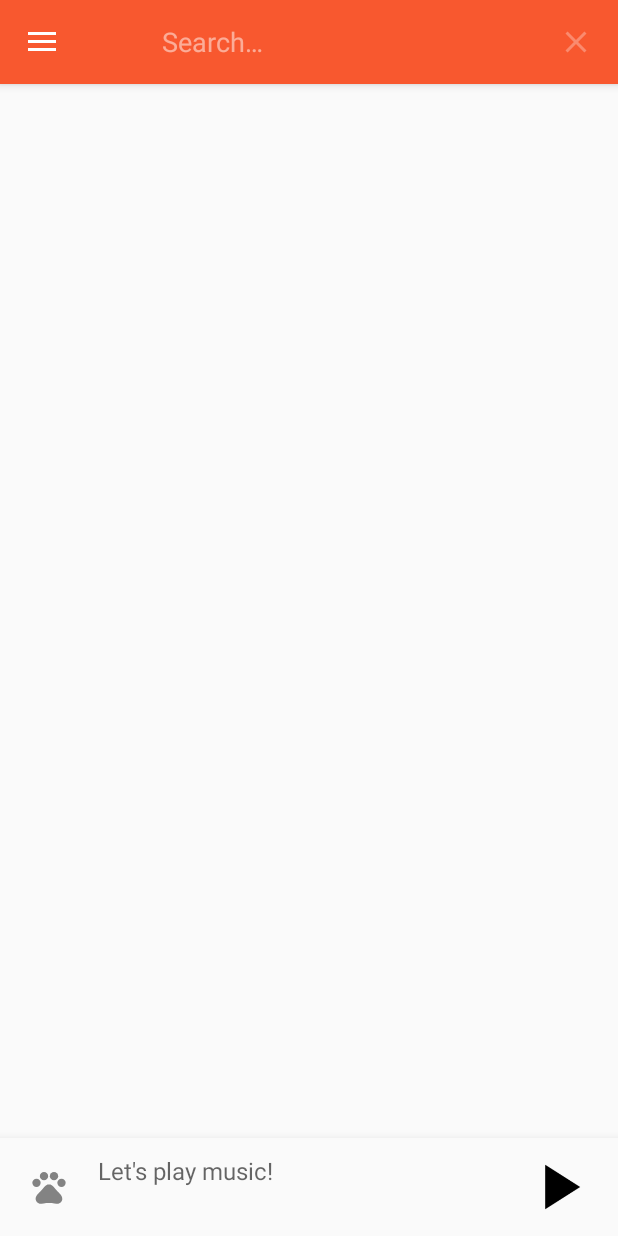
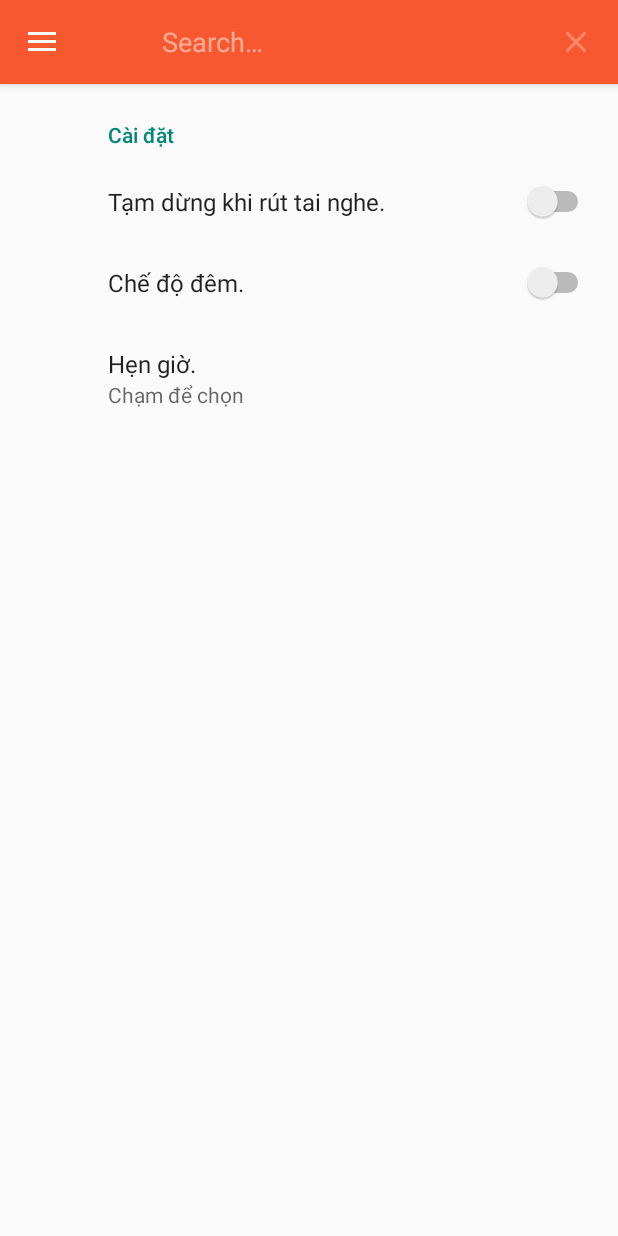
Before and after one commit to trantoan21858/LearningAndroid, an Android app: the screen it shows after launch (ActivityMusic), in the side drawer, after a tap on "Settings", on a phone screen of 412 x 824 dp. Run offline under Robolectric (Android 15) with nearby library versions, the phone set to English and light mode, and no system bars; our stand-ins replace androidx.preference; libraries missing offline, so code that uses them is left out: es.claucookie.miniequalizerlibrary; 5 statements that could not run were skipped.

Commit message:
update 30/10

```diff
--- a/MyMusic/app/build.gradle
+++ b/MyMusic/app/build.gradle
@@ -38,4 +38,5 @@ dependencies {
     implementation 'com.android.support:design:29.0.2'
     implementation 'com.android.support:support-v4:29.0.2'
     implementation 'com.github.claucookie.miniequalizer:library:1.0.0'
+    implementation 'com.android.support:preference-v7:29.0.2-alpha1'
 }
--- a/MyMusic/app/src/main/java/com/example/mymusic/ActivityMusic.java
+++ b/MyMusic/app/src/main/java/com/example/mymusic/ActivityMusic.java
@@ -1,6 +1,7 @@
 package com.example.mymusic;
 
 import androidx.annotation.NonNull;
+import androidx.annotation.Nullable;
 import androidx.annotation.RequiresApi;
 import androidx.appcompat.app.ActionBarDrawerToggle;
 import androidx.appcompat.app.AppCompatActivity;
@@ -24,6 +25,7 @@ import android.database.Cursor;
 import android.os.Build;
 import android.os.Bundle;
 import android.os.IBinder;
+import android.preference.PreferenceFragment;
 import android.provider.MediaStore;
 import android.view.Menu;
 import android.view.MenuInflater;
@@ -35,6 +37,7 @@ import com.example.mymusic.fragment.AllSongsFragment;
 import com.example.mymusic.fragment.BaseSongListFragment;
 import com.example.mymusic.fragment.FavoriteSongsFragment;
 import com.example.mymusic.fragment.MediaPlaybackFragment;
+import com.example.mymusic.fragment.SettingFragment;
 import com.google.android.material.navigation.NavigationView;
 
 import java.util.ArrayList;
@@ -74,11 +77,16 @@ public class ActivityMusic extends AppCompatActivity implements NavigationView.O
         getSupportActionBar().setDisplayHomeAsUpEnabled(true);
         getSupportActionBar().setHomeButtonEnabled(true);
 
+        String[] premission= {
+          Manifest.permission.READ_EXTERNAL_STORAGE
+                ,Manifest.permission.READ_PHONE_STATE
+        };
+
         if(checkReadExternalPermission()){
             creatList();
         } else {
             ActivityCompat.requestPermissions(ActivityMusic.this,
-                    new String[]{Manifest.permission.READ_EXTERNAL_STORAGE},
+                    premission,
                     1);
         }
 
@@ -167,9 +175,8 @@ public class ActivityMusic extends AppCompatActivity implements NavigationView.O
                                     .commit();
                         }
 
-                    } else {
-                        Toast.makeText(this, "Bạn cần cấp quyền cho ứng dụng!", Toast.LENGTH_SHORT).show();
                     }
+
                     return;
                 }
     }
@@ -299,11 +306,34 @@ public class ActivityMusic extends AppCompatActivity implements NavigationView.O
                 mNavigationView.getMenu().getItem(1).setChecked(true);
                 mIsShowFavorite =true;
                 break;
+            case R.id.nav_setting:
+                FragmentTransaction transaction12 = getSupportFragmentManager().beginTransaction();
+                int orientaion = getResources().getConfiguration().orientation;
+                if(orientaion==Configuration.ORIENTATION_PORTRAIT){
+                    transaction12.replace(R.id.activity_music, new SettingFragment()).addToBackStack(null)
+                            .commit();
+                } else {
+                    transaction12.replace(R.id.fram_2, new SettingFragment()).addToBackStack(null)
+                            .commit();
+                }
+                break;
                 default:
                     Toast.makeText(ActivityMusic.this,"Cảm ơn bạn đã nghe nhạc!",Toast.LENGTH_SHORT).show();
         }
         mDrawer.closeDrawer(GravityCompat.START);
         return true;
+    }
+
+    public void openSetting(View view) {
+        FragmentTransaction transaction = getSupportFragmentManager().beginTransaction();
+        int orientaion = getResources().getConfiguration().orientation;
+        if(orientaion==Configuration.ORIENTATION_PORTRAIT){
+            transaction.replace(R.id.activity_music, new SettingFragment()).addToBackStack(null)
+                    .commit();
+        } else {
+            transaction.replace(R.id.fram_2, new SettingFragment()).addToBackStack(null)
+                    .commit();
+        }
     }
 
     public interface IShowActionBar {
@@ -356,8 +386,10 @@ public class ActivityMusic extends AppCompatActivity implements NavigationView.O
                 NAME_CHANNEL,
                 NotificationManager.IMPORTANCE_DEFAULT
         );
-
+        channel.enableVibration(false);
+        channel.enableLights(false);
         NotificationManager manager = getSystemService(NotificationManager.class);
         manager.createNotificationChannel(channel);
     }
+
 }
--- a/MyMusic/app/src/main/java/com/example/mymusic/MyAdapter.java
+++ b/MyMusic/app/src/main/java/com/example/mymusic/MyAdapter.java
@@ -269,7 +269,11 @@ public class MyAdapter extends RecyclerView.Adapter<MyAdapter.MyViewHolder> impl
             );
             if(mActivityMusic.getmIsShowFavorite()){
                 mList.remove(pos);
-                notifyDataSetChanged();
+                try {
+                    notifyDataSetChanged();
+                } catch (Exception e){
+                    e.printStackTrace();
+                }
             }
         }
 
--- a/MyMusic/app/src/main/java/com/example/mymusic/Song.java
+++ b/MyMusic/app/src/main/java/com/example/mymusic/Song.java
@@ -17,7 +17,6 @@ public class Song {
 
     public int id;
 
-    public int count=0;
 
     public Song(String title, String artist, long duration, String data,int id) {
         this.title = title;
--- /dev/null
+++ b/MyMusic/app/src/main/java/com/example/mymusic/fragment/SettingFragment.java
@@ -0,0 +1,14 @@
+package com.example.mymusic.fragment;
+
+import android.os.Bundle;
+
+import androidx.preference.PreferenceFragmentCompat;
+
+import com.example.mymusic.R;
+
+public class SettingFragment extends PreferenceFragmentCompat {
+    @Override
+    public void onCreatePreferences(Bundle savedInstanceState, String rootKey) {
+        addPreferencesFromResource(R.xml.setting_preference);
+    }
+}
--- a/MyMusic/app/src/main/res/layout-land/fragment_media_playback.xml
+++ b/MyMusic/app/src/main/res/layout-land/fragment_media_playback.xml
@@ -66,13 +66,15 @@
             tools:ignore="OnClick" />
 
         <ImageView
-            android:id="@+id/menu_button"
+            android:id="@+id/setting_button"
+            android:onClick="openSetting"
             android:layout_width="50dp"
             android:layout_height="match_parent"
             android:layout_gravity="center"
             android:paddingBottom="@dimen/padding"
             android:paddingTop="@dimen/padding"
-            android:src="@drawable/ic_menu_moreoverflow_small_normal" />
+            android:src="@drawable/ic_menu_moreoverflow_small_normal"
+            tools:ignore="OnClick" />
 
     </LinearLayout>
 
--- a/MyMusic/app/src/main/res/layout/fragment_media_playback.xml
+++ b/MyMusic/app/src/main/res/layout/fragment_media_playback.xml
@@ -66,12 +66,13 @@
             tools:ignore="OnClick" />
 
         <ImageView
-            android:id="@+id/menu_button"
+            android:id="@+id/setting_button"
             android:layout_width="50dp"
             android:layout_height="match_parent"
             android:layout_gravity="center"
             android:paddingBottom="@dimen/padding"
             android:paddingTop="@dimen/padding"
+            android:onClick="openSetting"
             android:src="@drawable/ic_menu_moreoverflow_small_normal" />
 
     </LinearLayout>
--- /dev/null
+++ b/MyMusic/app/src/main/res/values/array.xml
@@ -0,0 +1,19 @@
+<?xml version="1.0" encoding="utf-8"?>
+<resources>
+    <string-array name="settings_list_preference_titles">
+        <item>15 phút</item>
+        <item>30 phút</item>
+        <item>1 giờ </item>
+        <item>3 giờ</item>
+        <item>6 giờ </item>
+        <item>Tắt </item>
+    </string-array>
+    <string-array name="settings_list_preference_values">
+        <item>15</item>
+        <item>30</item>
+        <item>60</item>
+        <item>180</item>
+        <item>360</item>
+        <item>-1</item>
+    </string-array>
+</resources>
--- /dev/null
+++ b/MyMusic/app/src/main/res/xml/setting_preference.xml
@@ -0,0 +1,19 @@
+<?xml version="1.0" encoding="utf-8"?>
+<PreferenceScreen xmlns:android="http://schemas.android.com/apk/res/android">
+    <PreferenceCategory
+        android:title="Cài đặt">
+        <SwitchPreference android:title="Tạm dừng khi rút tai nghe."
+            android:defaultValue="false"
+            android:key="pasue_unplugging"/>
+        <SwitchPreference android:title="Chế độ đêm."
+            android:defaultValue="false"
+            android:key="dark_mode"/>
+        <ListPreference
+            android:dialogTitle="Chọn thời gian."
+            android:entries="@array/settings_list_preference_titles"
+            android:entryValues="@array/settings_list_preference_values"
+            android:key="list"
+            android:summary="Chạm để chọn"
+            android:title="Hẹn giờ." />
+    </PreferenceCategory>
+</PreferenceScreen>
```
Also changed, not shown: MyMusic/app/src/main/AndroidManifest.xml (+1 -7 lines), MyMusic/app/src/main/java/com/example/mymusic/MyService.java (+39 -3 lines).
